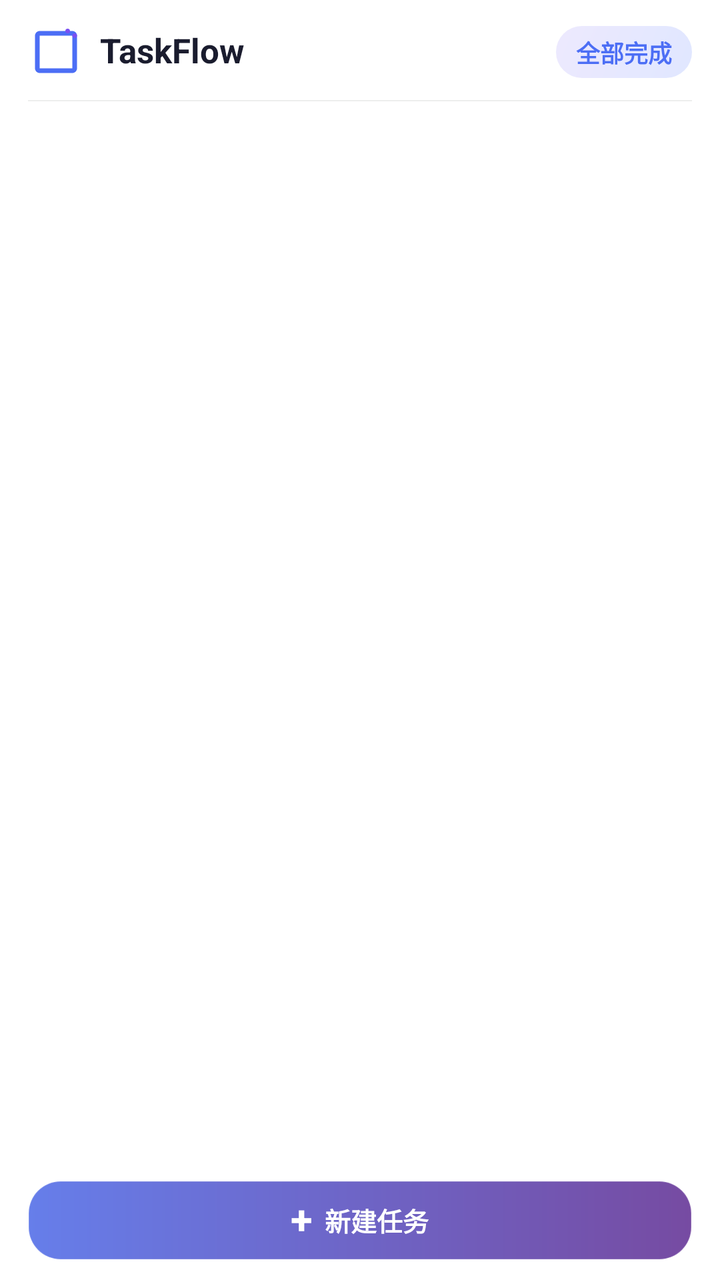
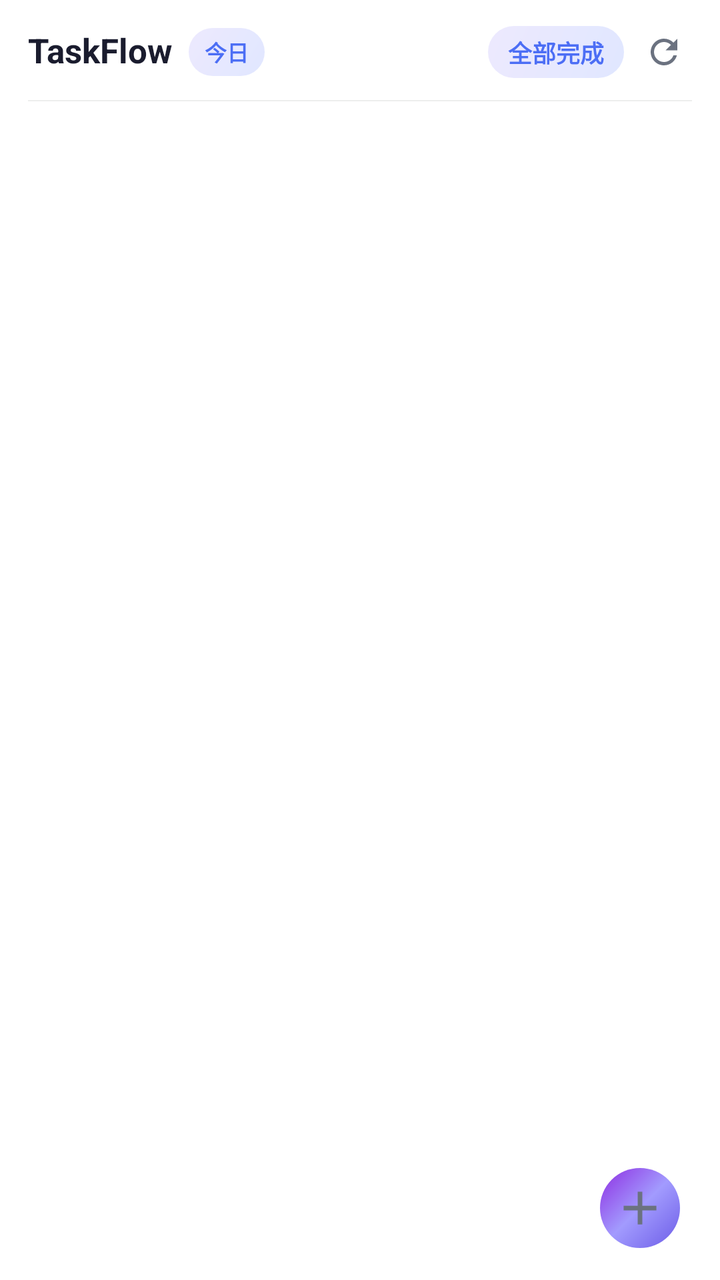

Two renders of the same Android screen: before a commit and after it. Below are the layout's source before the change and the commit's diff.
<!-- AndroidManifest.xml: application theme Theme.TaskFlow.Splash -->
<!-- res/layout/widget_content.xml -->
<?xml version="1.0" encoding="utf-8"?>
<LinearLayout xmlns:android="http://schemas.android.com/apk/res/android"
    android:id="@+id/widget_root"
    android:layout_width="match_parent"
    android:layout_height="match_parent"
    android:background="@drawable/widget_bg"
    android:orientation="vertical"
    android:paddingHorizontal="14dp"
    android:paddingTop="12dp"
    android:paddingBottom="10dp"
    android:clipToPadding="false">

    
    <LinearLayout
        android:id="@+id/widget_header"
        android:layout_width="match_parent"
        android:layout_height="wrap_content"
        android:gravity="center_vertical"
        android:orientation="horizontal">

        
        <LinearLayout
            android:layout_width="0dp"
            android:layout_height="wrap_content"
            android:layout_weight="1"
            android:gravity="center_vertical"
            android:orientation="horizontal">

            <ImageView
                android:id="@+id/widget_logo"
                android:layout_width="28dp"
                android:layout_height="28dp"
                android:contentDescription="@null"
                android:src="@drawable/widget_icon_logo"
                android:scaleType="fitCenter" />

            <TextView
                android:layout_width="wrap_content"
                android:layout_height="wrap_content"
                android:layout_marginStart="8dp"
                android:text="@string/app_name"
                android:textColor="@color/widget_text_primary"
                android:textSize="17sp"
                android:textStyle="bold"
                android:maxLines="1"
                android:ellipsize="end"
                android:includeFontPadding="false" />
        </LinearLayout>

        
        <TextView
            android:id="@+id/count_text"
            android:layout_width="wrap_content"
            android:layout_height="wrap_content"
            android:layout_marginStart="6dp"
            android:minHeight="26dp"
            android:paddingHorizontal="10dp"
            android:paddingVertical="3dp"
            android:gravity="center"
            android:background="@drawable/widget_badge_pill"
            android:text="@string/widget_all_done"
            android:textColor="@color/widget_badge_text"
            android:textSize="12sp"
            android:textStyle="bold"
            android:includeFontPadding="false" />
    </LinearLayout>

    
    <ImageView
        android:layout_width="match_parent"
        android:layout_height="0.5dp"
        android:layout_marginTop="10dp"
        android:layout_marginBottom="6dp"
        android:background="@color/widget_divider"
        android:contentDescription="@null" />

    
    <ListView
        android:id="@+id/task_list"
        android:layout_width="match_parent"
        android:layout_height="0dp"
        android:layout_weight="1"
        android:divider="@null"
        android:dividerHeight="0dp"
        android:overScrollMode="never"
        android:scrollbars="none"
        android:paddingTop="2dp"
        android:paddingBottom="4dp"
        android:clipToPadding="false" />

    
    <LinearLayout
        android:id="@+id/widget_btn_new"
        android:layout_width="match_parent"
        android:layout_height="wrap_content"
        android:layout_marginTop="6dp"
        android:background="@drawable/widget_new_btn_bg"
        android:gravity="center"
        android:orientation="horizontal"
        android:paddingVertical="8dp">

        <TextView
            android:layout_width="wrap_content"
            android:layout_height="wrap_content"
            android:text="+"
            android:textColor="@color/widget_btn_new_text"
            android:textSize="20sp"
            android:textStyle="bold"
            android:includeFontPadding="false" />

        <TextView
            android:layout_width="wrap_content"
            android:layout_height="wrap_content"
            android:layout_marginStart="6dp"
            android:text="@string/widget_new_task"
            android:textColor="@color/widget_btn_new_text"
            android:textSize="13sp"
            android:textStyle="bold"
            android:includeFontPadding="false" />
    </LinearLayout>

    
    <TextView
        android:id="@+id/empty_text"
        android:layout_width="match_parent"
        android:layout_height="wrap_content"
        android:visibility="gone"
        android:includeFontPadding="false" />
</LinearLayout>
<!-- resources referenced by this layout -->
<resources>
  <color name="widget_badge_text">#4C6EF5</color>
  <color name="widget_btn_new_text">#FFFFFF</color>
  <color name="widget_divider">#141A2E1F</color>
  <color name="widget_text_primary">@color/widget_text_primary_light</color>
  <!-- drawable widget_badge_pill (drawable) -->
  <?xml version="1.0" encoding="utf-8"?>
  <shape xmlns:android="http://schemas.android.com/apk/res/android"
      android:shape="rectangle">
      <gradient
          android:startColor="@color/widget_badge_bg_start"
          android:endColor="@color/widget_badge_bg_end"
          android:angle="135" />
      <corners android:radius="16dp" />
      <padding
          android:left="10dp"
          android:top="4dp"
          android:right="10dp"
          android:bottom="4dp" />
  </shape>
  <!-- drawable widget_icon_logo (drawable) -->
  <?xml version="1.0" encoding="utf-8"?>
  <vector xmlns:android="http://schemas.android.com/apk/res/android"
      android:width="24dp"
      android:height="24dp"
      android:viewportWidth="24"
      android:viewportHeight="24">
      
      <path
          android:fillColor="@color/brand_seed"
          android:pathData="M19,3H5C3.9,3 3,3.9 3,5V19C3,20.1 3.9,21 5,21H19C20.1,21 21,20.1 21,19V5C21,3.9 20.1,3 19,3ZM19,19H5V5H19V19Z" />
      
      <path
          android:fillColor="#FFFFFF"
          android:pathData="M10.2,15.8L6.6,12.2L5.2,13.6L10.2,18.6L18.8,10L17.4,8.6L10.2,15.8Z" />
      
      <path
          android:fillColor="@color/brand_end"
          android:pathData="M17,2C16.4,2 16,2.4 16,3C16,3.6 16.4,4 17,4C17.6,4 18,3.6 18,3C18,2.4 17.6,2 17,2ZM20,4C19.4,4 19,4.4 19,5C19,5.6 19.4,6 20,6C20.6,6 21,5.6 21,5C21,4.4 20.6,4 20,4Z" />
  </vector>
  <!-- drawable widget_new_btn_bg (drawable) -->
  <?xml version="1.0" encoding="utf-8"?>
  <shape xmlns:android="http://schemas.android.com/apk/res/android"
      android:shape="rectangle">
      <corners android:radius="16dp" />
      <gradient
          android:angle="0"
          android:startColor="#667eea"
          android:endColor="#764ba2"
          android:type="linear" />
      <stroke
          android:width="0.5dp"
          android:color="#33FFFFFF" />
  </shape>
  <string name="app_name">TaskFlow</string>
  <string name="widget_all_done">全部完成</string>
  <string name="widget_new_task">新建任务</string>
  <style name="Theme.TaskFlow.Splash" parent="Theme.SplashScreen">
          <item name="windowSplashScreenBackground">@color/brand_seed</item>
          <item name="windowSplashScreenAnimatedIcon">@drawable/ic_splash_logo</item>
          <item name="postSplashScreenTheme">@style/Theme.TaskFlow</item>
      </style>
  <color name="widget_text_primary_light">#1A1C2E</color>
  <color name="widget_badge_bg_start">#E0E7FF</color>
  <color name="widget_badge_bg_end">#EDE9FE</color>
  <color name="widget_border">#1AFFFFFF</color>
  <color name="widget_surface">@color/widget_card_light</color>
  <color name="brand_seed">#4C6EF5</color>
  <color name="brand_end">#7950F2</color>
  <style name="Theme.TaskFlow" parent="android:Theme.Material.Light.NoActionBar">
          <item name="android:statusBarColor">@android:color/transparent</item>
          <item name="android:navigationBarColor">@android:color/transparent</item>
          <item name="android:windowLightStatusBar">true</item>
          <item name="android:windowBackground">@color/widget_bg_light</item>
      </style>
  <color name="widget_card_light">#FFFFFF</color>
  <color name="widget_bg_light">#F3F4FB</color>
  <!-- unchanged entries left out for length: 2 -->
</resources>

<!-- the commit's change to res/layout/widget_content.xml (unified diff, before → after) -->
@@ -26,18 +26,9 @@
             android:gravity="center_vertical"
             android:orientation="horizontal">
 
-            <ImageView
-                android:id="@+id/widget_logo"
-                android:layout_width="28dp"
-                android:layout_height="28dp"
-                android:contentDescription="@null"
-                android:src="@drawable/widget_icon_logo"
-                android:scaleType="fitCenter" />
-
             <TextView
                 android:layout_width="wrap_content"
                 android:layout_height="wrap_content"
-                android:layout_marginStart="8dp"
                 android:text="@string/app_name"
                 android:textColor="@color/widget_text_primary"
                 android:textSize="17sp"
@@ -45,24 +36,57 @@
                 android:maxLines="1"
                 android:ellipsize="end"
                 android:includeFontPadding="false" />
+
+            
+            <TextView
+                android:id="@+id/widget_btn_mode"
+                android:layout_width="wrap_content"
+                android:layout_height="wrap_content"
+                android:layout_marginStart="8dp"
+                android:minHeight="24dp"
+                android:paddingHorizontal="8dp"
+                android:paddingVertical="2dp"
+                android:gravity="center"
+                android:background="@drawable/widget_badge_pill"
+                android:text="今日"
+                android:textColor="@color/widget_badge_text"
+                android:textSize="11sp"
+                android:textStyle="bold"
+                android:includeFontPadding="false" />
         </LinearLayout>
 
         
-        <TextView
-            android:id="@+id/count_text"
+        <LinearLayout
             android:layout_width="wrap_content"
             android:layout_height="wrap_content"
-            android:layout_marginStart="6dp"
-            android:minHeight="26dp"
-            android:paddingHorizontal="10dp"
-            android:paddingVertical="3dp"
-            android:gravity="center"
-            android:background="@drawable/widget_badge_pill"
-            android:text="@string/widget_all_done"
-            android:textColor="@color/widget_badge_text"
-            android:textSize="12sp"
-            android:textStyle="bold"
-            android:includeFontPadding="false" />
+            android:gravity="center_vertical"
+            android:orientation="horizontal">
+
+            <TextView
+                android:id="@+id/count_text"
+                android:layout_width="wrap_content"
+                android:layout_height="wrap_content"
+                android:minHeight="26dp"
+                android:paddingHorizontal="10dp"
+                android:paddingVertical="3dp"
+                android:gravity="center"
+                android:background="@drawable/widget_badge_pill"
+                android:text="@string/widget_all_done"
+                android:textColor="@color/widget_badge_text"
+                android:textSize="12sp"
+                android:textStyle="bold"
+                android:includeFontPadding="false" />
+
+            <ImageView
+                android:id="@+id/widget_btn_refresh"
+                android:layout_width="28dp"
+                android:layout_height="28dp"
+                android:layout_marginStart="6dp"
+                android:padding="4dp"
+                android:src="@drawable/widget_icon_refresh"
+                android:scaleType="fitCenter"
+                android:contentDescription="@null" />
+        </LinearLayout>
     </LinearLayout>
 
     
@@ -75,49 +99,36 @@
         android:contentDescription="@null" />
 
     
-    <ListView
-        android:id="@+id/task_list"
+    <FrameLayout
         android:layout_width="match_parent"
         android:layout_height="0dp"
-        android:layout_weight="1"
-        android:divider="@null"
-        android:dividerHeight="0dp"
-        android:overScrollMode="never"
-        android:scrollbars="none"
-        android:paddingTop="2dp"
-        android:paddingBottom="4dp"
-        android:clipToPadding="false" />
+        android:layout_weight="1">
 
-    
-    <LinearLayout
-        android:id="@+id/widget_btn_new"
-        android:layout_width="match_parent"
-        android:layout_height="wrap_content"
-        android:layout_marginTop="6dp"
-        android:background="@drawable/widget_new_btn_bg"
-        android:gravity="center"
-        android:orientation="horizontal"
-        android:paddingVertical="8dp">
+        <ListView
+            android:id="@+id/task_list"
+            android:layout_width="match_parent"
+            android:layout_height="match_parent"
+            android:divider="@null"
+            android:dividerHeight="0dp"
+            android:overScrollMode="never"
+            android:scrollbars="none"
+            android:paddingTop="2dp"
+            android:paddingBottom="4dp"
+            android:clipToPadding="false" />
 
-        <TextView
-            android:layout_width="wrap_content"
-            android:layout_height="wrap_content"
-            android:text="+"
-            android:textColor="@color/widget_btn_new_text"
-            android:textSize="20sp"
-            android:textStyle="bold"
-            android:includeFontPadding="false" />
-
-        <TextView
-            android:layout_width="wrap_content"
-            android:layout_height="wrap_content"
-            android:layout_marginStart="6dp"
-            android:text="@string/widget_new_task"
-            android:textColor="@color/widget_btn_new_text"
-            android:textSize="13sp"
-            android:textStyle="bold"
-            android:includeFontPadding="false" />
-    </LinearLayout>
+        
+        <ImageView
+            android:id="@+id/widget_btn_new"
+            android:layout_width="40dp"
+            android:layout_height="40dp"
+            android:layout_gravity="bottom|end"
+            android:layout_margin="6dp"
+            android:background="@drawable/widget_plus_fab_bg"
+            android:padding="6dp"
+            android:src="@drawable/widget_icon_plus"
+            android:scaleType="fitCenter"
+            android:contentDescription="@null" />
+    </FrameLayout>
 
     
     <TextView
<!-- resource entries referenced after the edit -->
@@ -1,7 +1,6 @@
 <!-- resources referenced by this layout -->
 <resources>
   <color name="widget_badge_text">#4C6EF5</color>
-  <color name="widget_btn_new_text">#FFFFFF</color>
   <color name="widget_divider">#141A2E1F</color>
   <color name="widget_text_primary">@color/widget_text_primary_light</color>
   <!-- drawable widget_badge_pill (drawable) -->
@@ -19,43 +18,41 @@
           android:right="10dp"
           android:bottom="4dp" />
   </shape>
-  <!-- drawable widget_icon_logo (drawable) -->
+  <!-- drawable widget_icon_plus (drawable) -->
   <?xml version="1.0" encoding="utf-8"?>
   <vector xmlns:android="http://schemas.android.com/apk/res/android"
-      android:width="24dp"
-      android:height="24dp"
+      android:width="18dp"
+      android:height="18dp"
       android:viewportWidth="24"
       android:viewportHeight="24">
-      
       <path
-          android:fillColor="@color/brand_seed"
-          android:pathData="M19,3H5C3.9,3 3,3.9 3,5V19C3,20.1 3.9,21 5,21H19C20.1,21 21,20.1 21,19V5C21,3.9 20.1,3 19,3ZM19,19H5V5H19V19Z" />
-      
+          android:fillColor="@color/widget_icon_tint"
+          android:pathData="M19,13H13V19H11V13H5V11H11V5H13V11H19V13Z" />
+  </vector>
+  <!-- drawable widget_icon_refresh (drawable) -->
+  <?xml version="1.0" encoding="utf-8"?>
+  <vector xmlns:android="http://schemas.android.com/apk/res/android"
+      android:width="18dp"
+      android:height="18dp"
+      android:viewportWidth="24"
+      android:viewportHeight="24">
       <path
-          android:fillColor="#FFFFFF"
-          android:pathData="M10.2,15.8L6.6,12.2L5.2,13.6L10.2,18.6L18.8,10L17.4,8.6L10.2,15.8Z" />
-      
-      <path
-          android:fillColor="@color/brand_end"
-          android:pathData="M17,2C16.4,2 16,2.4 16,3C16,3.6 16.4,4 17,4C17.6,4 18,3.6 18,3C18,2.4 17.6,2 17,2ZM20,4C19.4,4 19,4.4 19,5C19,5.6 19.4,6 20,6C20.6,6 21,5.6 21,5C21,4.4 20.6,4 20,4Z" />
+          android:fillColor="@color/widget_icon_tint"
+          android:pathData="M17.65,6.35C16.2,4.9 14.21,4 12,4C7.58,4 4.01,7.58 4.01,12C4.01,16.42 7.58,20 12,20C15.73,20 18.84,17.45 19.73,14H17.65C16.83,16.33 14.61,18 12,18C8.69,18 6,15.31 6,12C6,8.69 8.69,6 12,6C13.66,6 15.14,6.69 16.22,7.78L13,11H20V4L17.65,6.35Z" />
   </vector>
-  <!-- drawable widget_new_btn_bg (drawable) -->
+  <!-- drawable widget_plus_fab_bg (drawable) -->
   <?xml version="1.0" encoding="utf-8"?>
   <shape xmlns:android="http://schemas.android.com/apk/res/android"
-      android:shape="rectangle">
-      <corners android:radius="16dp" />
+      android:shape="oval">
       <gradient
-          android:angle="0"
-          android:startColor="#667eea"
-          android:endColor="#764ba2"
-          android:type="linear" />
-      <stroke
-          android:width="0.5dp"
-          android:color="#33FFFFFF" />
+          android:startColor="#6C5CE7"
+          android:centerColor="#A29BFE"
+          android:endColor="#8E2DE2"
+          android:angle="135" />
+      <size android:width="40dp" android:height="40dp" />
   </shape>
   <string name="app_name">TaskFlow</string>
   <string name="widget_all_done">全部完成</string>
-  <string name="widget_new_task">新建任务</string>
   <style name="Theme.TaskFlow.Splash" parent="Theme.SplashScreen">
           <item name="windowSplashScreenBackground">@color/brand_seed</item>
           <item name="windowSplashScreenAnimatedIcon">@drawable/ic_splash_logo</item>
@@ -66,8 +63,8 @@
   <color name="widget_badge_bg_end">#EDE9FE</color>
   <color name="widget_border">#1AFFFFFF</color>
   <color name="widget_surface">@color/widget_card_light</color>
+  <color name="widget_icon_tint">@color/widget_text_secondary_light</color>
   <color name="brand_seed">#4C6EF5</color>
-  <color name="brand_end">#7950F2</color>
   <style name="Theme.TaskFlow" parent="android:Theme.Material.Light.NoActionBar">
           <item name="android:statusBarColor">@android:color/transparent</item>
           <item name="android:navigationBarColor">@android:color/transparent</item>
@@ -75,6 +72,7 @@
           <item name="android:windowBackground">@color/widget_bg_light</item>
       </style>
   <color name="widget_card_light">#FFFFFF</color>
+  <color name="widget_text_secondary_light">#6B7280</color>
   <color name="widget_bg_light">#F3F4FB</color>
   <!-- unchanged entries left out for length: 2 -->
 </resources>
